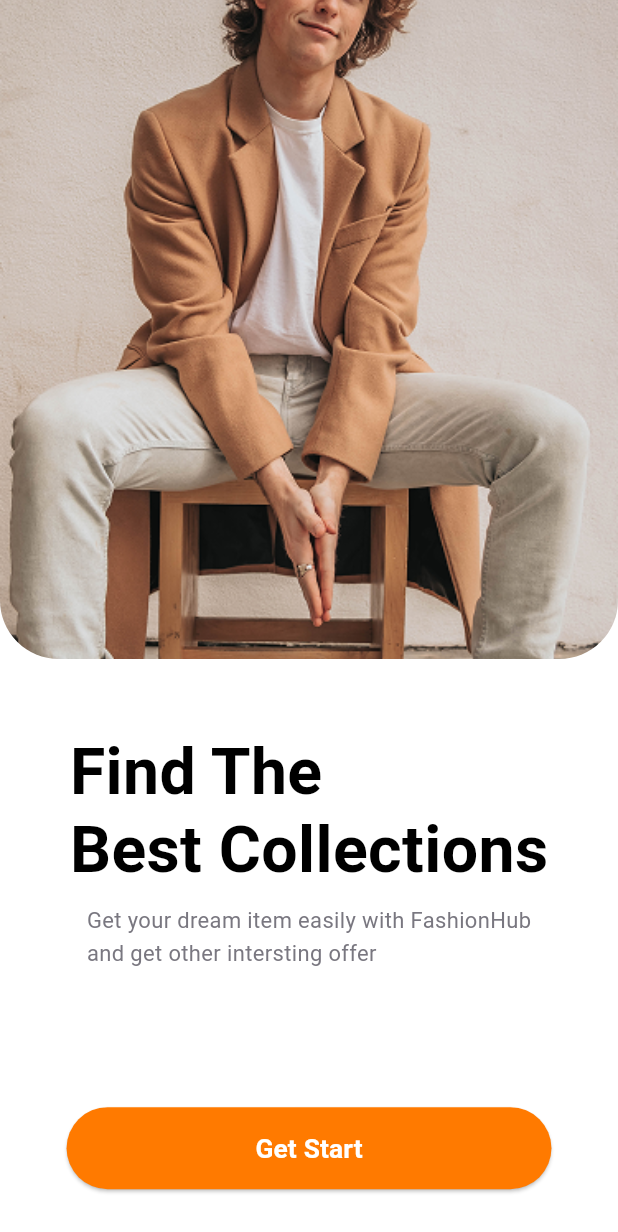
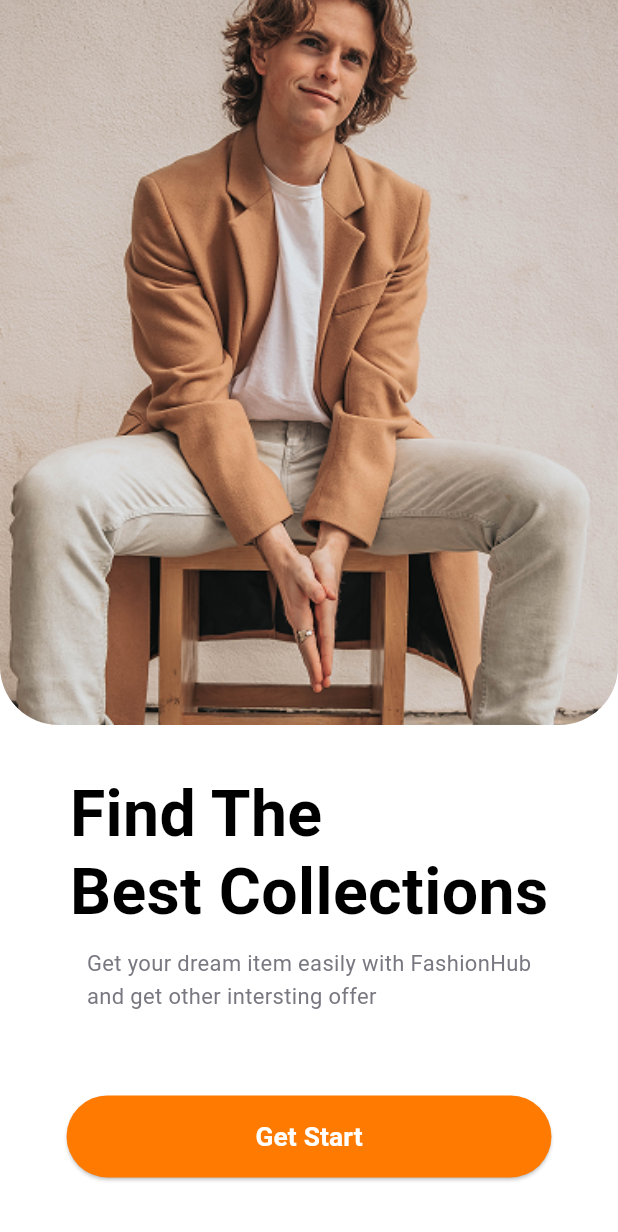
Before and after one commit to Vicky2505/Brandstore_App, a Flutter app: the screen it shows after launch, on a phone screen of 412 x 824 dp. Shown: the top 1232 px of the screen. Run offline on Flutter 3.47's test engine with Material 3 defaults, Android fonts, the light colour scheme and no system bars; our stand-ins replace flutter_screenutil, google_fonts; Roboto replaces fonts that are missing (Imprima).

Commit message:
Completed OnboardingScreen

```diff
--- a/lib/ui/onboarding_screen.dart
+++ b/lib/ui/onboarding_screen.dart
@@ -9,11 +9,17 @@ class OnboardingScreen extends StatelessWidget {
   @override
   Widget build(BuildContext context) {
     return Scaffold(
-      body: SafeArea(
+      body: LayoutBuilder(
+        builder: (context, constraints) {
+          return SingleChildScrollView(
+            physics: const BouncingScrollPhysics(),
+            child: ConstrainedBox(
+              constraints: BoxConstraints(minHeight: constraints.maxHeight),
+              child: IntrinsicHeight(
                 child: Column(
                   children: [
                     Transform.translate(
-              offset: Offset(0, -50.h),
+                      offset: Offset(0, -5.h),
                       child: ClipRRect(
                         borderRadius: BorderRadius.only(
                           bottomLeft: Radius.circular(40.r),
@@ -27,7 +33,7 @@ class OnboardingScreen extends StatelessWidget {
                         ),
                       ),
                     ),
-            SizedBox(height: 1.h),
+                    SizedBox(height: 30.h),
                     Padding(
                       padding: EdgeInsets.symmetric(horizontal: 24.w),
                       child: Text(
@@ -47,14 +53,14 @@ class OnboardingScreen extends StatelessWidget {
                         'Get your dream item easily with FashionHub\nand get other intersting offer',
                         style: TextStyle(
                           fontSize: 15.sp,
-                  color: Color(0xFF797780),
+                          color: const Color(0xFF797780),
                           height: 1.5,
                         ),
                       ),
                     ),
                     const Spacer(),
                     Padding(
-              padding: EdgeInsets.symmetric(horizontal: 42.w, vertical: 32.h),
+                      padding: EdgeInsets.symmetric(horizontal: 42.w, vertical: 40.h),
                       child: CustomButton(
                         text: 'Get Start',
                         onTap: () {
@@ -70,6 +76,10 @@ class OnboardingScreen extends StatelessWidget {
                   ],
                 ),
               ),
+            ),
+          );
+        },
+      ),
     );
   }
 }
```
Lines whose indentation alone changed are shown as unchanged.
